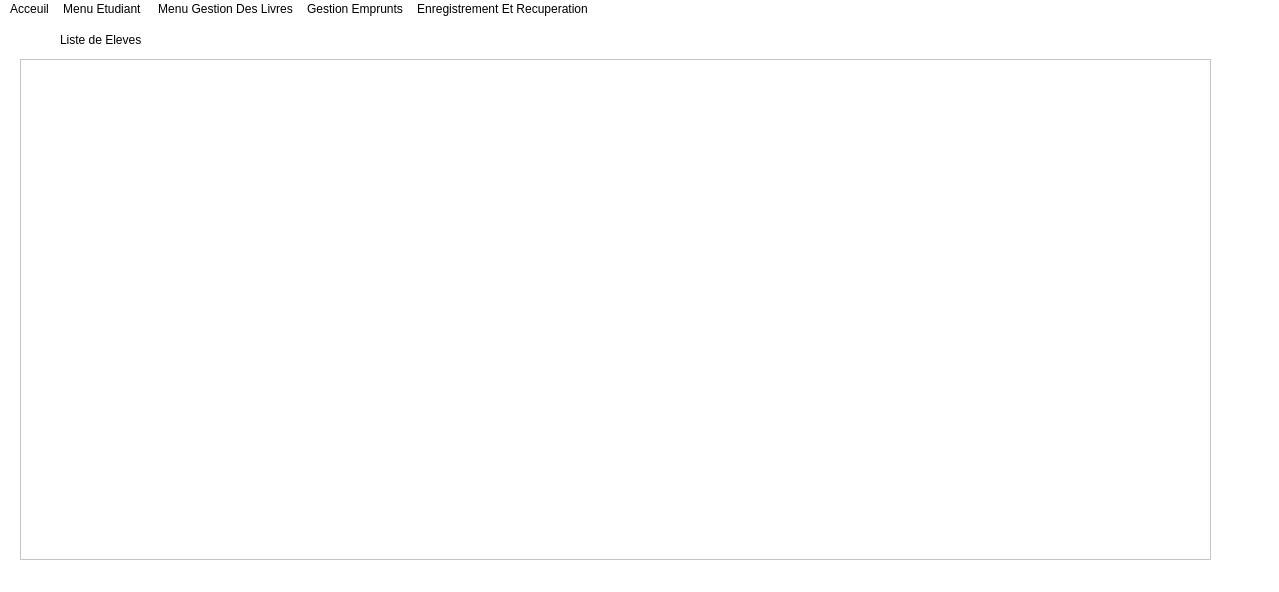
The window that ui/Afficher_etud.ui (JawharFormatik/pyrhon-project) describes before a commit, drawn with Qt 5.
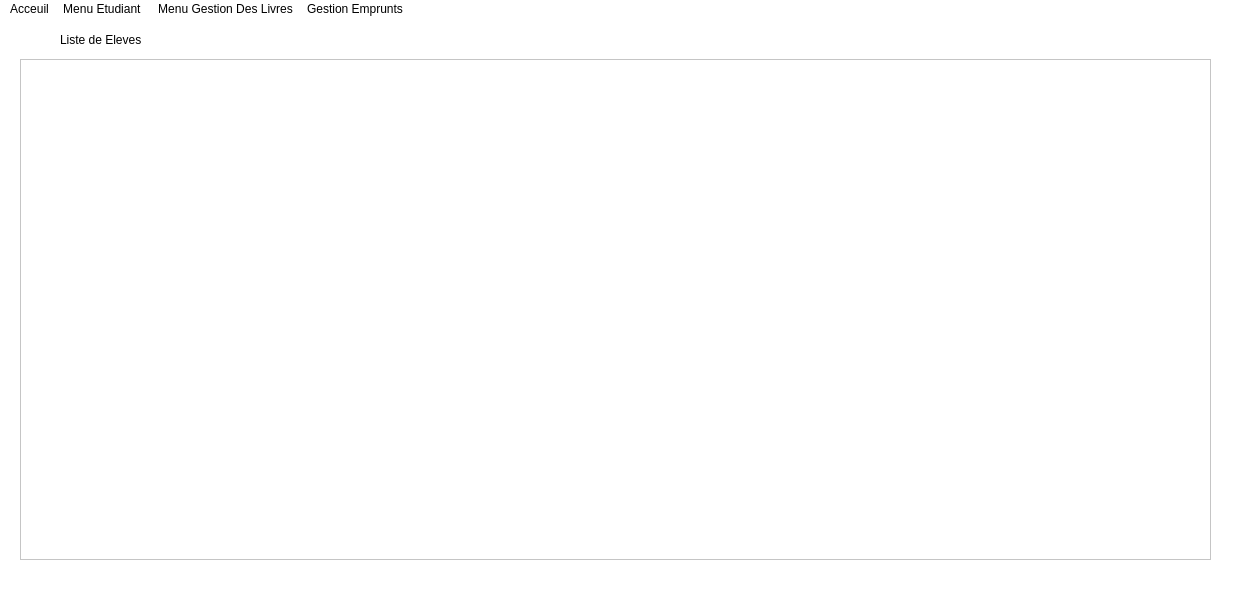
The same window after the commit.

```diff
--- a/ui/Afficher_etud.ui
+++ b/ui/Afficher_etud.ui
@@ -6,7 +6,7 @@
    <rect>
     <x>0</x>
     <y>0</y>
-    <width>1279</width>
+    <width>1236</width>
     <height>592</height>
    </rect>
   </property>
@@ -51,7 +51,7 @@
     <rect>
      <x>0</x>
      <y>0</y>
-     <width>1279</width>
+     <width>1236</width>
      <height>25</height>
     </rect>
    </property>
@@ -136,23 +136,10 @@
     <addaction name="menuMise_a_jour_2"/>
     <addaction name="menuRecherche_Affichage"/>
    </widget>
-   <widget class="QMenu" name="menuRecuperation">
-    <property name="title">
-     <string>Enregistrement Et Recuperation</string>
-    </property>
-    <addaction name="actionRecuperation_des_donnee"/>
-    <addaction name="actionEnregistrer_Ficher_Livres"/>
-    <addaction name="actionEnregistrer_Ficher_Emprunt"/>
-    <addaction name="separator"/>
-    <addaction name="actionRecuperer_Ficher_Etudiant"/>
-    <addaction name="actionRecuperer_Ficher_Livres"/>
-    <addaction name="actionRecuperer_Ficher_Emprunt"/>
-   </widget>
    <addaction name="menuAcceuil"/>
    <addaction name="menuMenu_Etudiant"/>
    <addaction name="menuMenu_Gestion_Des_Livres"/>
    <addaction name="menuGestion_Emprunts"/>
-   <addaction name="menuRecuperation"/>
   </widget>
   <widget class="QStatusBar" name="statusbar"/>
   <action name="actionAjouter_Etudiant">
```
Left out of the diff: 14 changed lines with no effect on the pictures.
